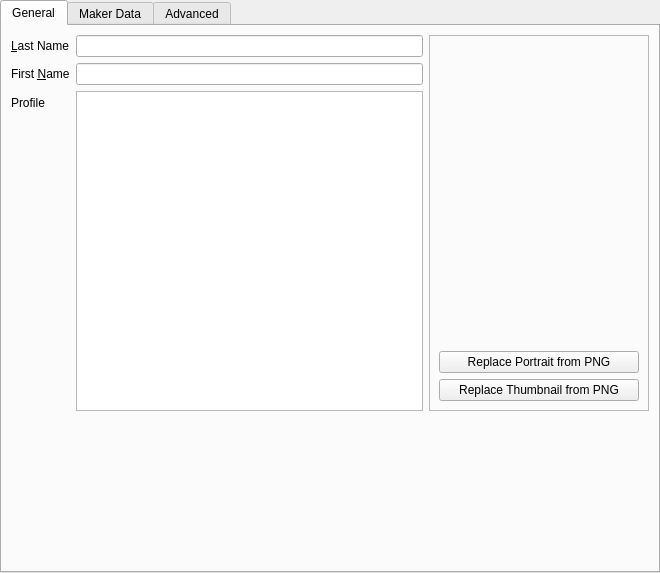
Qt form src/ui/cardview.ui (geneishouko/AA2QtEdit) before a commit.
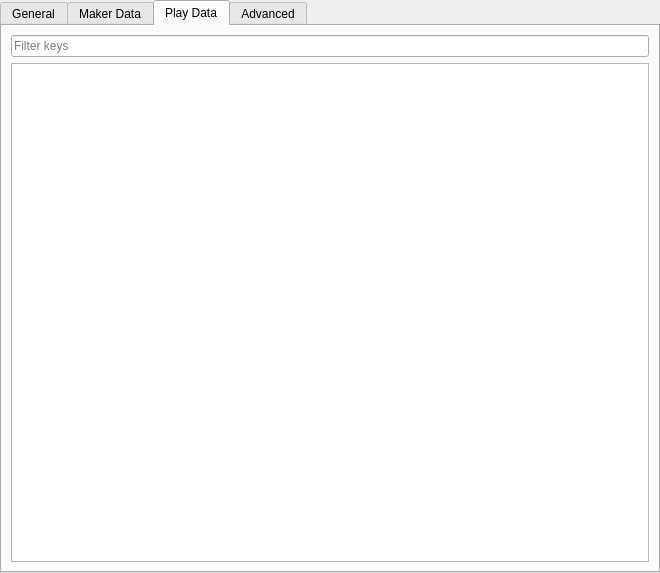
The same form after that commit. The open tabs and pages were chosen to show the change. Custom widgets are drawn as their Qt base class.

Commit message: add play data view

```diff
--- a/src/ui/cardview.ui
+++ b/src/ui/cardview.ui
@@ -164,6 +164,27 @@
     </item>
    </layout>
   </widget>
+  <widget class="QWidget" name="tab">
+   <attribute name="title">
+    <string>Play Data</string>
+   </attribute>
+   <layout class="QVBoxLayout" name="verticalLayout_8">
+    <item>
+     <widget class="QLineEdit" name="textPlayKeyFilter">
+      <property name="placeholderText">
+       <string>Filter keys</string>
+      </property>
+     </widget>
+    </item>
+    <item>
+     <widget class="ClassEdit::CardDataView" name="playDataView">
+      <property name="rootIsDecorated">
+       <bool>true</bool>
+      </property>
+     </widget>
+    </item>
+   </layout>
+  </widget>
   <widget class="QWidget" name="advancedTab">
    <attribute name="title">
     <string>Advanced</string>
@@ -499,6 +520,13 @@
    </layout>
   </widget>
  </widget>
+ <customwidgets>
+  <customwidget>
+   <class>ClassEdit::CardDataView</class>
+   <extends>QTreeView</extends>
+   <header>src/ui/carddataview.h</header>
+  </customwidget>
+ </customwidgets>
  <resources/>
  <connections>
   <connection>
```
The commit also changes 18 other files.
